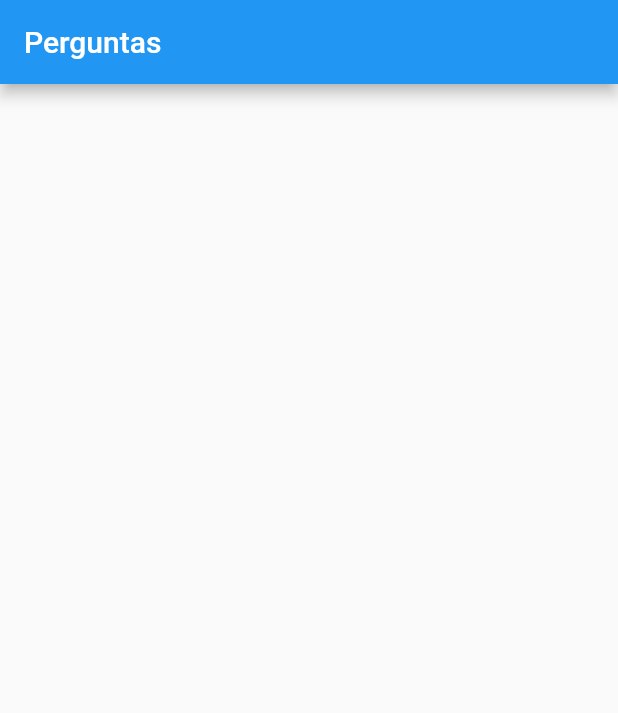
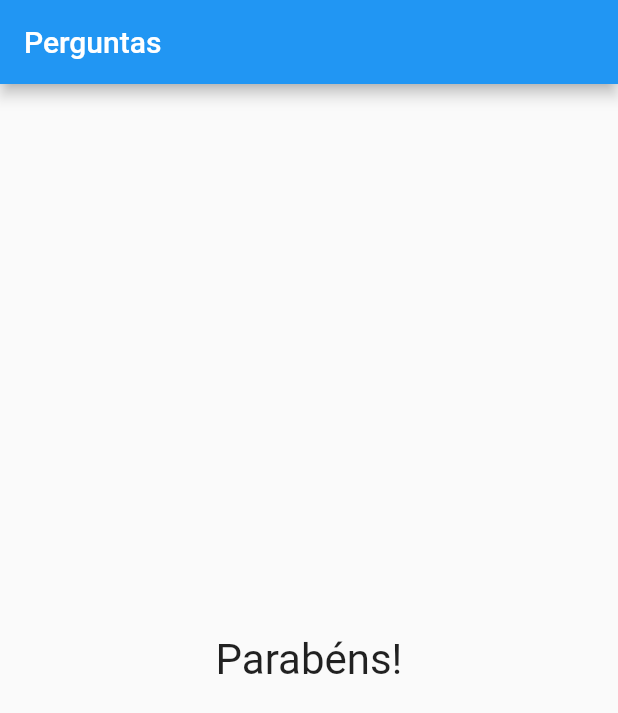
Before and after one commit to jhonatancassante/questionario_flutter, a Flutter app: the screen it shows after launch, after a tap on "Preto", after a tap on "Cobra", after a tap on "Leo", on a phone screen of 412 x 824 dp. Shown: the top 713 px of the screen. Run offline on Flutter 3.47's test engine with Material 2 defaults, Android fonts, the light colour scheme and no system bars.

Commit message:
Criação do componente Resultado

```diff
--- a/lib/main.dart
+++ b/lib/main.dart
@@ -1,6 +1,7 @@
 import 'package:flutter/material.dart';
 import './questao.dart';
 import './resposta.dart';
+import './resultado.dart';
 
 main() => runApp(const PerguntaApp());
 
@@ -51,7 +52,7 @@ class _PerguntaAppState extends State<PerguntaApp> {
                   ...respostas.map((e) => Resposta(e, _responder)).toList(),
                 ],
               )
-            : null,
+            : const Resultado(),
       ),
     );
   }
--- /dev/null
+++ b/lib/resultado.dart
@@ -0,0 +1,15 @@
+import 'package:flutter/material.dart';
+
+class Resultado extends StatelessWidget {
+  const Resultado({super.key});
+
+  @override
+  Widget build(BuildContext context) {
+    return const Center(
+      child: Text(
+        'Parabéns!',
+        style: TextStyle(fontSize: 28),
+      ),
+    );
+  }
+}
```
